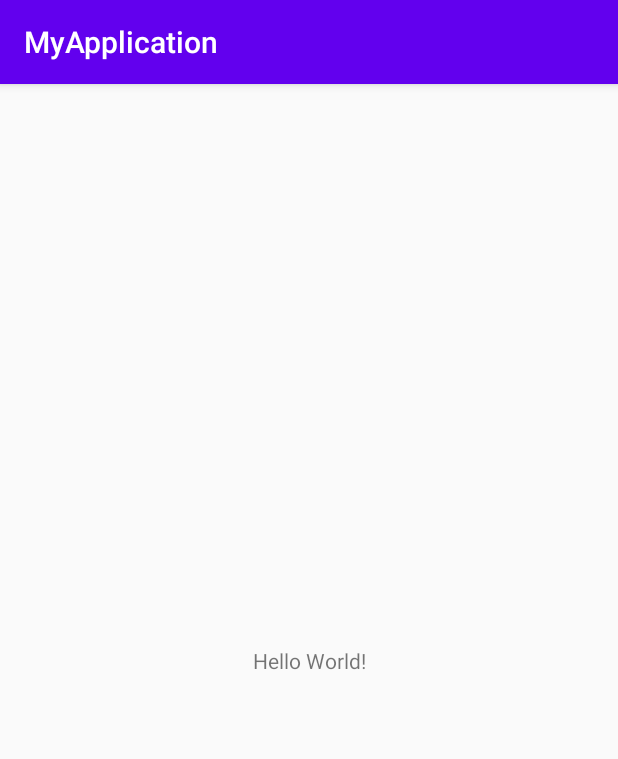
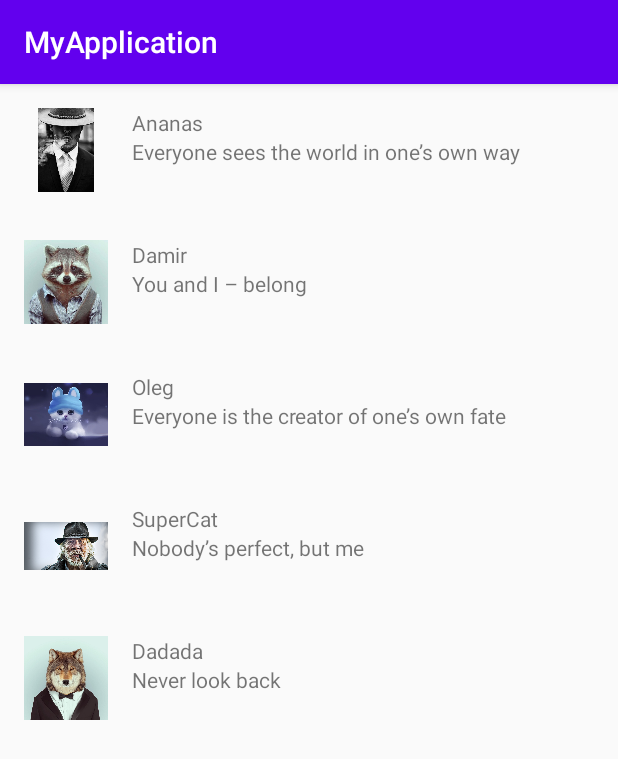
Before and after one commit to rinstance/nurmukhametov-android, an Android app: the screen it shows after launch (MainActivity), on a phone screen of 412 x 824 dp. Shown: the top 759 px of the screen. Run offline under Robolectric (Android 15) with nearby library versions, the light colour scheme and no system bars.

Commit message:
added task with recyclerview

```diff
--- a/app/src/main/AndroidManifest.xml
+++ b/app/src/main/AndroidManifest.xml
@@ -9,7 +9,8 @@
         android:roundIcon="@mipmap/ic_launcher_round"
         android:supportsRtl="true"
         android:theme="@style/AppTheme">
-        <activity android:name=".MainActivity">
+        <activity android:name=".activities.DetailActivity"></activity>
+        <activity android:name=".activities.MainActivity">
             <intent-filter>
                 <action android:name="android.intent.action.MAIN" />
 
--- /dev/null
+++ b/app/src/main/java/com/example/myapplication/activities/MainActivity.kt
@@ -0,0 +1,23 @@
+package com.example.myapplication.activities
+
+import androidx.appcompat.app.AppCompatActivity
+import android.os.Bundle
+import com.example.myapplication.R
+import com.example.myapplication.adapters.UserAdapter
+import com.example.myapplication.data.UserData
+import kotlinx.android.synthetic.main.activity_main.*
+
+class MainActivity : AppCompatActivity() {
+
+    override fun onCreate(savedInstanceState: Bundle?) {
+        super.onCreate(savedInstanceState)
+        setContentView(R.layout.activity_main)
+        rv_users.adapter = UserAdapter(UserData.objects) { id ->
+            toDetailActivity(id)
+        }
+    }
+
+    private fun toDetailActivity(id: Int) {
+        startActivity(DetailActivity.createIntent(this, id))
+    }
+}
--- /dev/null
+++ b/app/src/main/java/com/example/myapplication/adapters/UserAdapter.kt
@@ -0,0 +1,20 @@
+package com.example.myapplication.adapters
+
+import android.view.ViewGroup
+import androidx.recyclerview.widget.RecyclerView
+import com.example.myapplication.models.User
+
+class UserAdapter(
+    private val list: Array<User>,
+    private val click: (Int) -> Unit
+) : RecyclerView.Adapter<UserHolder>() {
+    override fun onCreateViewHolder(parent: ViewGroup, viewType: Int): UserHolder =
+        UserHolder.create(parent, click)
+
+    override fun getItemCount() = list.size
+
+    override fun onBindViewHolder(holder: UserHolder, position: Int) {
+        holder.bind(list[position])
+    }
+
+}
--- /dev/null
+++ b/app/src/main/java/com/example/myapplication/adapters/UserHolder.kt
@@ -0,0 +1,32 @@
+package com.example.myapplication.adapters
+
+import android.view.LayoutInflater
+import android.view.View
+import android.view.ViewGroup
+import androidx.recyclerview.widget.RecyclerView
+import com.example.myapplication.R
+import com.example.myapplication.models.User
+import kotlinx.android.extensions.LayoutContainer
+import kotlinx.android.synthetic.main.user_item.*
+
+class UserHolder(
+    override val containerView: View,
+    private val click: (Int) -> Unit
+) : RecyclerView.ViewHolder(containerView), LayoutContainer {
+
+    fun bind(user: User) {
+        image_user.setImageResource(user.image_id)
+        tv_name.text = user.name
+        tv_quote.text = user.quote
+        itemView.setOnClickListener {
+            click(user.id)
+        }
+    }
+
+    companion object {
+        fun create(parent: ViewGroup, click: (Int) -> Unit): UserHolder = UserHolder(
+            LayoutInflater.from(parent.context).inflate(R.layout.user_item, parent, false),
+            click
+        )
+    }
+}
--- /dev/null
+++ b/app/src/main/java/com/example/myapplication/data/UserData.kt
@@ -0,0 +1,14 @@
+package com.example.myapplication.data
+
+import com.example.myapplication.R
+import com.example.myapplication.models.User
+
+object UserData {
+    val objects = arrayOf(
+        User(1, R.drawable.cigarete,"Ananas","Everyone sees the world in one’s own way"),
+        User(2, R.drawable.enot,"Damir","You and I – belong"),
+        User(3, R.drawable.rabbit, "Oleg", "Everyone is the creator of one’s own fate "),
+        User(4, R.drawable.bomj, "SuperCat", "Nobody’s perfect, but me"),
+        User(5, R.drawable.wolf, "Dadada", "Never look back")
+    )
+}
--- /dev/null
+++ b/app/src/main/java/com/example/myapplication/models/User.kt
@@ -0,0 +1,8 @@
+package com.example.myapplication.models
+
+data class User (
+    val id: Int,
+    val image_id: Int,
+    val name: String,
+    val quote: String
+)
--- a/app/src/main/res/layout/activity_main.xml
+++ b/app/src/main/res/layout/activity_main.xml
@@ -4,15 +4,12 @@
     xmlns:tools="http://schemas.android.com/tools"
     android:layout_width="match_parent"
     android:layout_height="match_parent"
-    tools:context=".MainActivity">
+    tools:context=".activities.MainActivity">
 
-    <TextView
-        android:layout_width="wrap_content"
-        android:layout_height="wrap_content"
-        android:text="Hello World!"
-        app:layout_constraintBottom_toBottomOf="parent"
-        app:layout_constraintLeft_toLeftOf="parent"
-        app:layout_constraintRight_toRightOf="parent"
-        app:layout_constraintTop_toTopOf="parent" />
+    <androidx.recyclerview.widget.RecyclerView
+        android:id="@+id/rv_users"
+        android:layout_width="match_parent"
+        android:layout_height="match_parent"
+        app:layoutManager="androidx.recyclerview.widget.LinearLayoutManager" />
 
 </androidx.constraintlayout.widget.ConstraintLayout>
--- /dev/null
+++ b/app/src/main/res/layout/user_item.xml
@@ -0,0 +1,33 @@
+<?xml version="1.0" encoding="utf-8"?>
+<LinearLayout
+    xmlns:android="http://schemas.android.com/apk/res/android"
+    android:layout_width="match_parent"
+    android:layout_height="wrap_content">
+
+    <ImageView
+        android:id="@+id/image_user"
+        android:layout_width="56dp"
+        android:layout_height="56dp"
+        android:layout_margin="16dp" />
+
+    <LinearLayout
+        android:layout_width="match_parent"
+        android:layout_height="wrap_content"
+        android:layout_marginTop="16dp"
+        android:orientation="vertical">
+
+        <TextView
+            android:id="@+id/tv_name"
+            android:layout_width="wrap_content"
+            android:layout_height="wrap_content"
+            android:maxLines="1" />
+
+        <TextView
+            android:id="@+id/tv_quote"
+            android:layout_width="wrap_content"
+            android:layout_height="20dp"
+            android:ellipsize="end"
+            android:maxLines="2" />
+    </LinearLayout>
+
+</LinearLayout>
--- a/app/src/main/res/values/strings.xml
+++ b/app/src/main/res/values/strings.xml
@@ -1,3 +1,5 @@
 <resources>
     <string name="app_name">MyApplication</string>
+    <string name="quote">Quote:</string>
+    <string name="name">Name:</string>
 </resources>
```
Also changed, not shown: app/build.gradle (+7 -2 lines), app/src/main/java/com/example/myapplication/MainActivity.kt (deleted, +0 -12 lines), app/src/main/java/com/example/myapplication/activities/DetailActivity.kt (added, +31 -0 lines), app/src/main/java/com/example/myapplication/repositories/UserRepository.kt (added, +14 -0 lines), app/src/main/res/layout/activity_detail.xml (added, +54 -0 lines), app/src/main/res/drawable-v24/bomj.jpg (added), app/src/main/res/drawable-v24/cigarete.jpg (added), app/src/main/res/drawable-v24/enot.jpg (added), app/src/main/res/drawable-v24/rabbit.jpg (added), app/src/main/res/drawable-v24/wolf.jpg (added).
